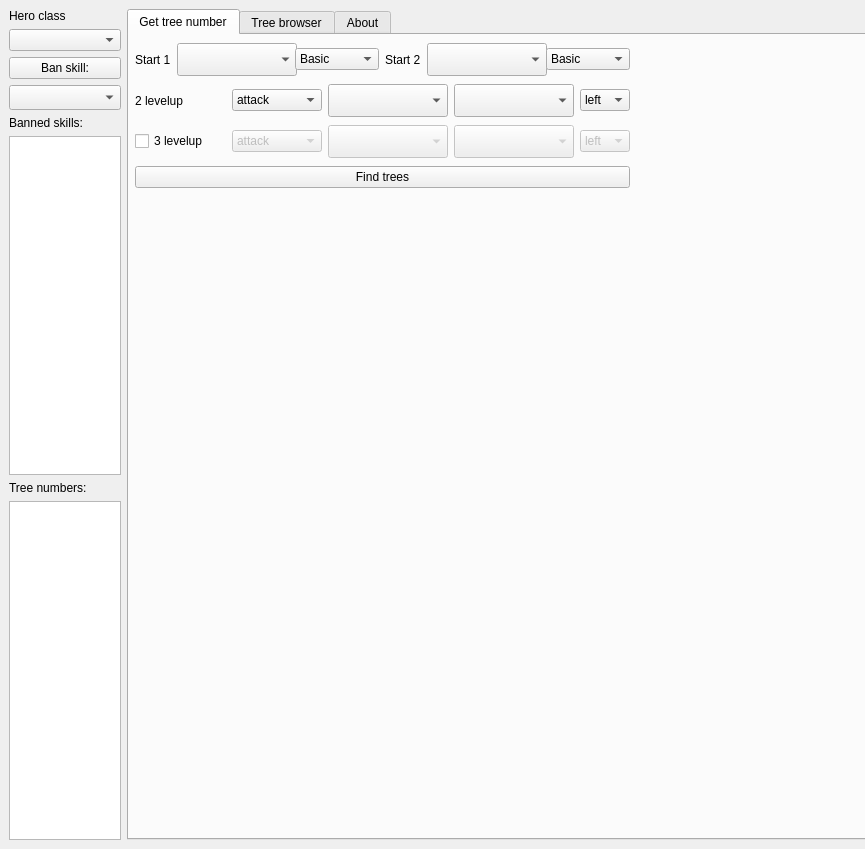
The window that tree_calc.ui (temig74/HotaTreeCalc) describes before a commit, drawn with Qt 5.
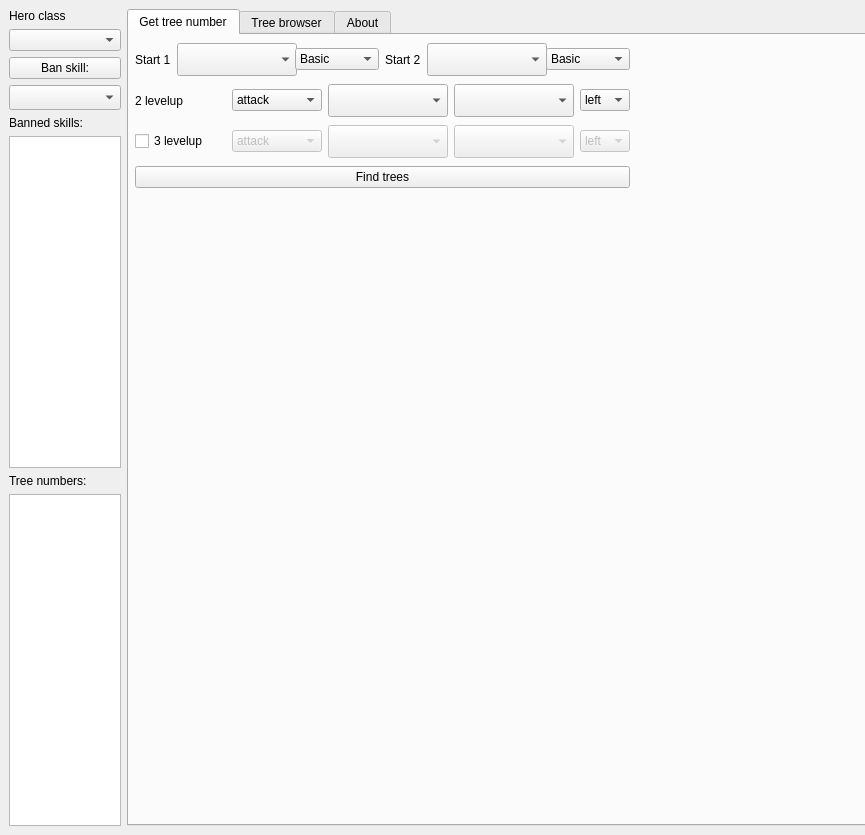
The same window after the commit.

What changed in the file:
```diff
--- a/tree_calc.ui
+++ b/tree_calc.ui
@@ -8,7 +8,7 @@
     <x>0</x>
     <y>0</y>
     <width>865</width>
-    <height>849</height>
+    <height>835</height>
    </rect>
   </property>
   <property name="sizePolicy">
@@ -20,7 +20,7 @@
   <property name="minimumSize">
    <size>
     <width>865</width>
-    <height>800</height>
+    <height>835</height>
    </size>
   </property>
   <property name="maximumSize">
```
